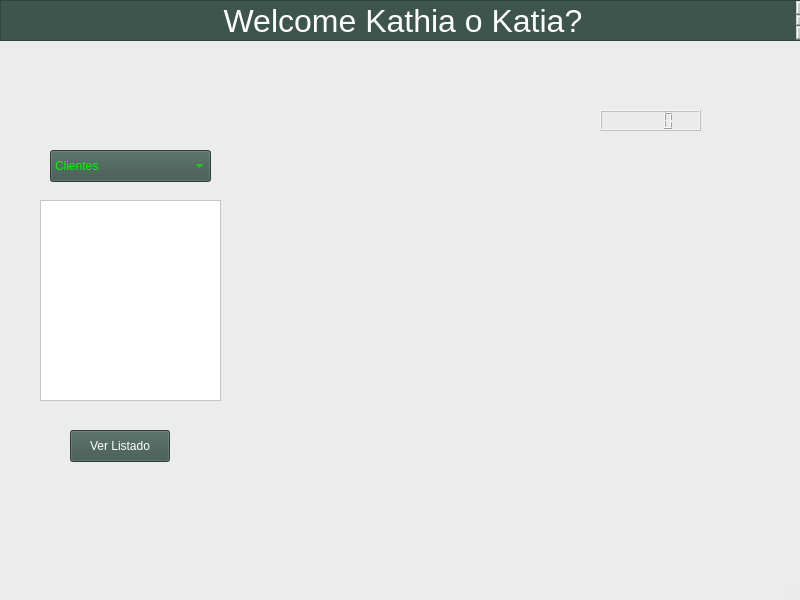
Above: mainwindow.ui from Kaouruk/Comercio-Electronico before the change. Below: the same form after it.
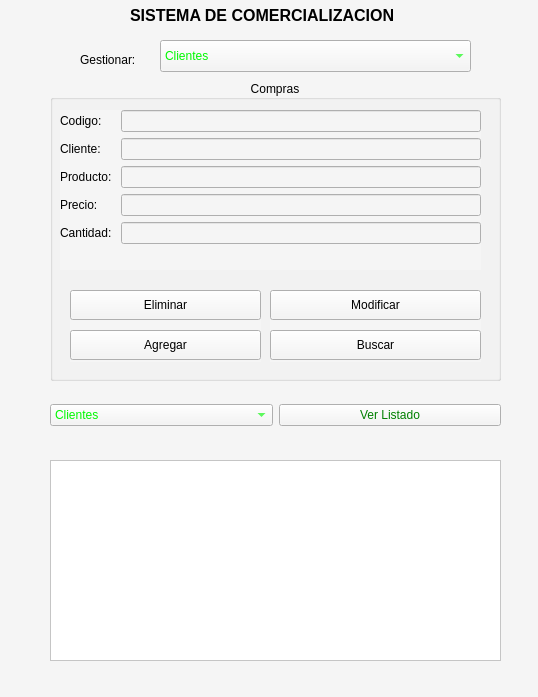
That is the form after the change.

```diff
--- a/mainwindow.ui
+++ b/mainwindow.ui
@@ -6,50 +6,86 @@
    <rect>
     <x>0</x>
     <y>0</y>
-    <width>800</width>
-    <height>600</height>
+    <width>538</width>
+    <height>697</height>
    </rect>
   </property>
   <property name="windowTitle">
    <string>MainWindow</string>
   </property>
   <property name="styleSheet">
-   <string notr="true">background-color:rgba(235, 235, 235, 140);</string>
+   <string notr="true">background-color: rgb(245, 245, 245);</string>
   </property>
   <widget class="QWidget" name="centralwidget">
-   <widget class="QTextEdit" name="textEdit">
+   <property name="enabled">
+    <bool>true</bool>
+   </property>
+   <widget class="QLabel" name="label_5">
     <property name="geometry">
      <rect>
-      <x>0</x>
+      <x>130</x>
       <y>0</y>
-      <width>811</width>
-      <height>41</height>
+      <width>321</width>
+      <height>31</height>
+     </rect>
+    </property>
+    <property name="font">
+     <font>
+      <pointsize>12</pointsize>
+      <bold>true</bold>
+     </font>
+    </property>
+    <property name="text">
+     <string>SISTEMA DE COMERCIALIZACION</string>
+    </property>
+   </widget>
+   <widget class="QComboBox" name="cbxGestionar">
+    <property name="geometry">
+     <rect>
+      <x>160</x>
+      <y>40</y>
+      <width>311</width>
+      <height>32</height>
      </rect>
     </property>
     <property name="styleSheet">
-     <string notr="true">background-color:rgb(61, 85, 76);
-color: white;</string>
+     <string notr="true">color:rgb(0, 249, 0);</string>
     </property>
-    <property name="readOnly">
-     <bool>true</bool>
+    <item>
+     <property name="text">
+      <string>Clientes</string>
+     </property>
+    </item>
+    <item>
+     <property name="text">
+      <string>Productos</string>
+     </property>
+    </item>
+    <item>
+     <property name="text">
+      <string>Compras</string>
+     </property>
+    </item>
+   </widget>
+   <widget class="QLabel" name="label_6">
+    <property name="geometry">
+     <rect>
+      <x>80</x>
+      <y>50</y>
+      <width>71</width>
+      <height>20</height>
+     </rect>
     </property>
-    <property name="html">
-     <string>&lt;!DOCTYPE HTML PUBLIC &quot;-//W3C//DTD HTML 4.0//EN&quot; &quot;http://www.w3.org/TR/REC-html40/strict.dtd&quot;&gt;
-&lt;html&gt;&lt;head&gt;&lt;meta name=&quot;qrichtext&quot; content=&quot;1&quot; /&gt;&lt;meta charset=&quot;utf-8&quot; /&gt;&lt;style type=&quot;text/css&quot;&gt;
-p, li { white-space: pre-wrap; }
-hr { height: 1px; border-width: 0; }
-li.unchecked::marker { content: &quot;\2610&quot;; }
-li.checked::marker { content: &quot;\2612&quot;; }
-&lt;/style&gt;&lt;/head&gt;&lt;body style=&quot; font-family:'.AppleSystemUIFont'; font-size:13pt; font-weight:400; font-style:normal;&quot;&gt;
-&lt;p align=&quot;center&quot; style=&quot; margin-top:0px; margin-bottom:0px; margin-left:0px; margin-right:0px; -qt-block-indent:0; text-indent:0px;&quot;&gt;&lt;span style=&quot; font-size:24pt;&quot;&gt; Welcome Kathia o Katia?&lt;/span&gt;&lt;/p&gt;&lt;/body&gt;&lt;/html&gt;</string>
+    <property name="text">
+     <string>Gestionar:</string>
     </property>
    </widget>
    <widget class="QTextBrowser" name="txtListas">
     <property name="geometry">
      <rect>
-      <x>40</x>
-      <y>200</y>
-      <width>181</width>
+      <x>50</x>
+      <y>460</y>
+      <width>451</width>
       <height>201</height>
      </rect>
     </property>
@@ -59,61 +95,359 @@
 </string>
     </property>
    </widget>
-   <widget class="QLCDNumber" name="lcdNumber">
+   <widget class="QGroupBox" name="grpProductos">
     <property name="geometry">
      <rect>
-      <x>600</x>
-      <y>110</y>
-      <width>101</width>
-      <height>21</height>
+      <x>50</x>
+      <y>80</y>
+      <width>451</width>
+      <height>301</height>
      </rect>
     </property>
+    <property name="title">
+     <string>Productos</string>
+    </property>
+    <property name="alignment">
+     <set>Qt::AlignmentFlag::AlignCenter</set>
+    </property>
+    <widget class="QWidget" name="">
+     <property name="geometry">
+      <rect>
+       <x>20</x>
+       <y>20</y>
+       <width>411</width>
+       <height>151</height>
+      </rect>
+     </property>
+     <layout class="QFormLayout" name="formLayout_2">
+      <item row="0" column="0">
+       <widget class="QLabel" name="lblCodigoP">
+        <property name="text">
+         <string>Codigo:</string>
+        </property>
+       </widget>
+      </item>
+      <item row="0" column="1">
+       <widget class="QLineEdit" name="txtCodigoCliente"/>
+      </item>
+      <item row="1" column="0">
+       <widget class="QLabel" name="lblProd">
+        <property name="text">
+         <string>Producto:</string>
+        </property>
+       </widget>
+      </item>
+      <item row="1" column="1">
+       <widget class="QLineEdit" name="txtNombreProducto"/>
+      </item>
+      <item row="2" column="0">
+       <widget class="QLabel" name="lblP">
+        <property name="text">
+         <string>Precio:</string>
+        </property>
+       </widget>
+      </item>
+      <item row="2" column="1">
+       <widget class="QLineEdit" name="txtPrecioProducto"/>
+      </item>
+      <item row="3" column="0">
+       <widget class="QLabel" name="label_4">
+        <property name="text">
+         <string>Cantidad:</string>
+        </property>
+       </widget>
+      </item>
+      <item row="3" column="1">
+       <widget class="QLineEdit" name="txtCantidadProducto"/>
+      </item>
+     </layout>
+    </widget>
+    <widget class="QWidget" name="">
+     <property name="geometry">
+      <rect>
+       <x>20</x>
+       <y>190</y>
+       <width>201</width>
+       <height>81</height>
+      </rect>
+     </property>
+     <layout class="QVBoxLayout" name="verticalLayout_5">
+      <property name="spacing">
+       <number>10</number>
+      </property>
+      <item>
+       <widget class="QPushButton" name="btnEliminarProducto">
+        <property name="minimumSize">
+         <size>
+          <width>130</width>
+          <height>30</height>
+         </size>
+        </property>
+        <property name="text">
+         <string>Eliminar</string>
+        </property>
+       </widget>
+      </item>
+      <item>
+       <widget class="QPushButton" name="btnAgregarProducto">
+        <property name="minimumSize">
+         <size>
+          <width>130</width>
+          <height>30</height>
+         </size>
+        </property>
+        <property name="text">
+         <string>Agregar</string>
+        </property>
+       </widget>
+      </item>
+     </layout>
+    </widget>
+    <widget class="QWidget" name="">
+     <property name="geometry">
+      <rect>
+       <x>230</x>
+       <y>190</y>
+       <width>201</width>
+       <height>81</height>
+      </rect>
+     </property>
+     <layout class="QVBoxLayout" name="verticalLayout_6">
+      <property name="spacing">
+       <number>10</number>
+      </property>
+      <item>
+       <widget class="QPushButton" name="btnModificarProducto">
+        <property name="minimumSize">
+         <size>
+          <width>130</width>
+          <height>30</height>
+         </size>
+        </property>
+        <property name="text">
+         <string>Modificar</string>
+        </property>
+       </widget>
+      </item>
+      <item>
+       <widget class="QPushButton" name="btnBuscarProducto">
+        <property name="minimumSize">
+         <size>
+          <width>130</width>
+          <height>30</height>
+         </size>
+        </property>
+        <property name="text">
+         <string>Buscar</string>
+        </property>
+       </widget>
+      </item>
+     </layout>
+    </widget>
    </widget>
-   <widget class="QPushButton" name="buttonMostrarListado">
+   <widget class="QGroupBox" name="grpCompras">
     <property name="geometry">
      <rect>
-      <x>70</x>
-      <y>430</y>
-      <width>100</width>
-      <height>32</height>
+      <x>50</x>
+      <y>80</y>
+      <width>451</width>
+      <height>301</height>
      </rect>
     </property>
-    <property name="styleSheet">
-     <string notr="true">background-color:rgb(61, 85, 76);
-color: white;</string>
+    <property name="title">
+     <string>Compras</string>
     </property>
-    <property name="text">
-     <string>Ver Listado</string>
+    <property name="alignment">
+     <set>Qt::AlignmentFlag::AlignCenter</set>
     </property>
+    <widget class="QWidget" name="">
+     <property name="geometry">
+      <rect>
+       <x>10</x>
+       <y>30</y>
+       <width>421</width>
+       <height>160</height>
+      </rect>
+     </property>
+     <layout class="QFormLayout" name="formLayout_3">
+      <item row="0" column="0">
+       <widget class="QLabel" name="lblCodigo_2">
+        <property name="text">
+         <string>Codigo:</string>
+        </property>
+       </widget>
+      </item>
+      <item row="0" column="1">
+       <widget class="QLineEdit" name="txtCodigoCompras"/>
+      </item>
+      <item row="1" column="0">
+       <widget class="QLabel" name="lblNombre_2">
+        <property name="text">
+         <string>Cliente:</string>
+        </property>
+       </widget>
+      </item>
+      <item row="1" column="1">
+       <widget class="QLineEdit" name="txtClienteCompras"/>
+      </item>
+      <item row="2" column="0">
+       <widget class="QLabel" name="lblCorreo_2">
+        <property name="text">
+         <string>Producto:</string>
+        </property>
+       </widget>
+      </item>
+      <item row="2" column="1">
+       <widget class="QLineEdit" name="txtProductoCompras"/>
+      </item>
+      <item row="3" column="0">
+       <widget class="QLabel" name="lblCorreo_3">
+        <property name="text">
+         <string>Precio:</string>
+        </property>
+       </widget>
+      </item>
+      <item row="3" column="1">
+       <widget class="QLineEdit" name="txtPrecioCompras"/>
+      </item>
+      <item row="4" column="1">
+       <widget class="QLineEdit" name="txtCantidadCompras"/>
+      </item>
+      <item row="4" column="0">
+       <widget class="QLabel" name="lblCorreo_4">
+        <property name="text">
+         <string>Cantidad: </string>
+        </property>
+       </widget>
+      </item>
+     </layout>
+    </widget>
+    <widget class="QWidget" name="">
+     <property name="geometry">
+      <rect>
+       <x>20</x>
+       <y>210</y>
+       <width>191</width>
+       <height>72</height>
+      </rect>
+     </property>
+     <layout class="QVBoxLayout" name="verticalLayout_3">
+      <property name="spacing">
+       <number>10</number>
+      </property>
+      <item>
+       <widget class="QPushButton" name="btnEliminarC_2">
+        <property name="minimumSize">
+         <size>
+          <width>130</width>
+          <height>30</height>
+         </size>
+        </property>
+        <property name="text">
+         <string>Eliminar</string>
+        </property>
+       </widget>
+      </item>
+      <item>
+       <widget class="QPushButton" name="btnAgregarP_2">
+        <property name="minimumSize">
+         <size>
+          <width>130</width>
+          <height>30</height>
+         </size>
+        </property>
+        <property name="text">
+         <string>Agregar</string>
+        </property>
+       </widget>
+      </item>
+     </layout>
+    </widget>
+    <widget class="QWidget" name="">
+     <property name="geometry">
+      <rect>
+       <x>220</x>
+       <y>210</y>
+       <width>211</width>
+       <height>72</height>
+      </rect>
+     </property>
+     <layout class="QVBoxLayout" name="verticalLayout_4">
+      <property name="spacing">
+       <number>10</number>
+      </property>
+      <item>
+       <widget class="QPushButton" name="btnModificarC_2">
+        <property name="minimumSize">
+         <size>
+          <width>130</width>
+          <height>30</height>
+         </size>
+        </property>
+        <property name="text">
+         <string>Modificar</string>
+        </property>
+       </widget>
+      </item>
+      <item>
+       <widget class="QPushButton" name="btnBuscarP_2">
+        <property name="minimumSize">
+         <size>
+          <width>130</width>
+          <height>30</height>
+         </size>
+        </property>
+        <property name="text">
+         <string>Buscar</string>
+        </property>
+       </widget>
+      </item>
+     </layout>
+    </widget>
    </widget>
-   <widget class="QComboBox" name="inputTipoListado">
+   <widget class="QWidget" name="">
     <property name="geometry">
      <rect>
       <x>50</x>
-      <y>150</y>
-      <width>161</width>
-      <height>32</height>
+      <y>390</y>
+      <width>451</width>
+      <height>51</height>
      </rect>
     </property>
-    <property name="styleSheet">
-     <string notr="true">color:rgb(0, 249, 0);
-background-color:rgb(61, 85, 76);</string>
-    </property>
-    <item>
-     <property name="text">
-      <string>Clientes</string>
-     </property>
-    </item>
-    <item>
-     <property name="text">
-      <string>Productos</string>
-     </property>
-    </item>
-    <item>
-     <property name="text">
-      <string>Ultimas Compras</string>
-     </property>
-    </item>
+    <layout class="QHBoxLayout" name="horizontalLayout">
+     <item>
+      <widget class="QComboBox" name="inputTipoListado">
+       <property name="styleSheet">
+        <string notr="true">color:rgb(0, 249, 0);</string>
+       </property>
+       <item>
+        <property name="text">
+         <string>Clientes</string>
+        </property>
+       </item>
+       <item>
+        <property name="text">
+         <string>Productos</string>
+        </property>
+       </item>
+       <item>
+        <property name="text">
+         <string>Ultimas Compras</string>
+        </property>
+       </item>
+      </widget>
+     </item>
+     <item>
+      <widget class="QPushButton" name="buttonMostrarListado">
+       <property name="styleSheet">
+        <string notr="true">color:green;</string>
+       </property>
+       <property name="text">
+        <string>Ver Listado</string>
+       </property>
+      </widget>
+     </item>
+    </layout>
    </widget>
   </widget>
   <widget class="QMenuBar" name="menubar">
```
Left out of the diff: 13 changed lines with no effect on the pictures.
